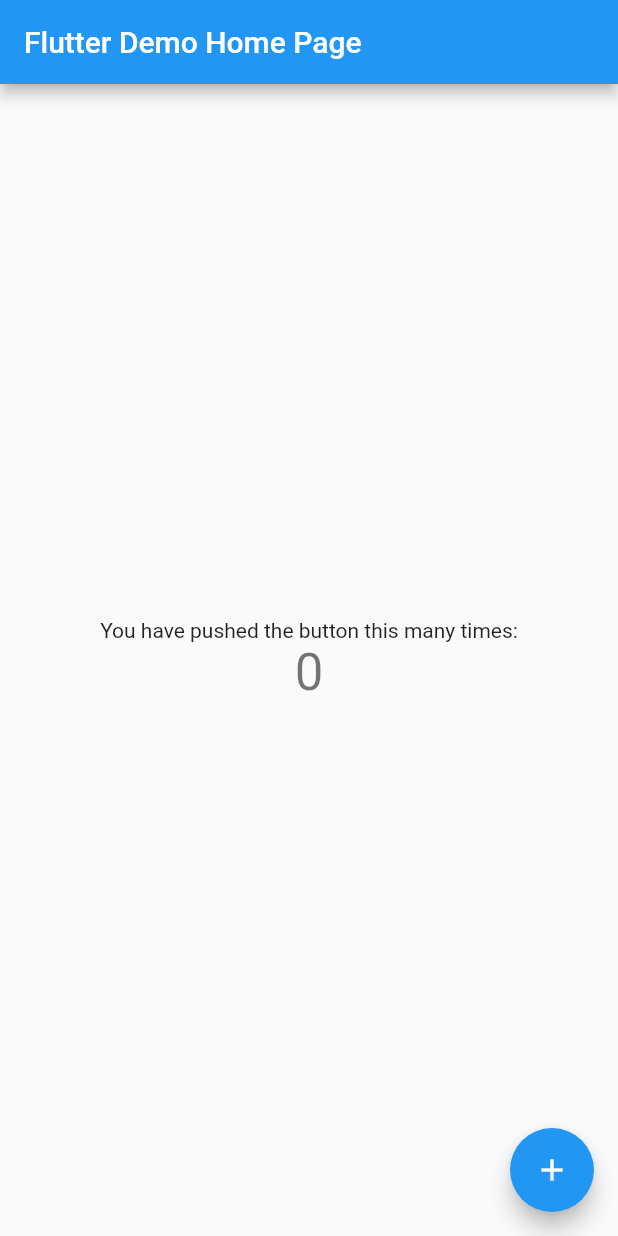
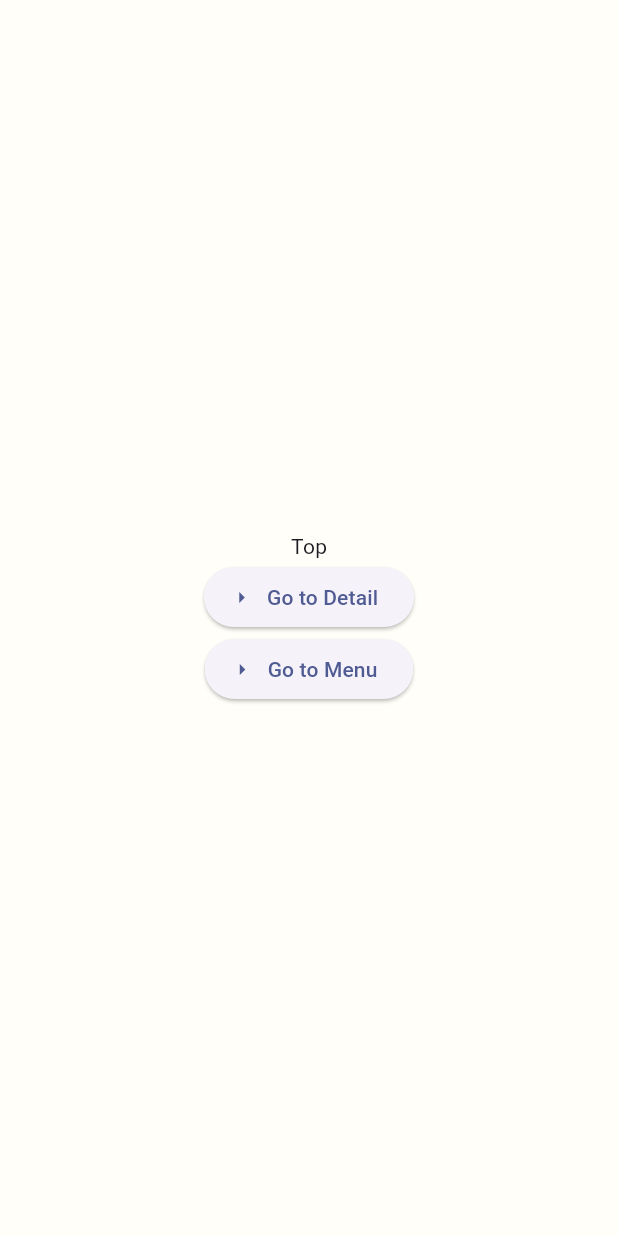
Before and after one commit to takuma-ru/washoku-flutter, a Flutter app: the screen it shows after launch, on a phone screen of 412 x 824 dp. Run offline on Flutter 3.47's test engine with Material 2 defaults, Android fonts, the phone set to English and light mode, and no system bars.

Commit message:
[Add] local font, page routes

```diff
--- a/lib/main.dart
+++ b/lib/main.dart
@@ -1,115 +1,38 @@
+// lib
 import 'package:flutter/material.dart';
+import 'package:flutter/services.dart';
+// model
+import 'package:washoku/model/theme.dart';
+// pages
+import 'pages/top.dart';
+import 'pages/detail.dart';
+import 'pages/memu.dart';
+// widgets
 
 void main() {
-  runApp(const MyApp());
+  SystemChrome.setSystemUIOverlayStyle(
+    const SystemUiOverlayStyle(
+      statusBarColor: Colors.transparent,
+      systemNavigationBarColor: CustomColors.white,
+    ),
+  );
+  runApp(const WashokuApp());
 }
 
-class MyApp extends StatelessWidget {
-  const MyApp({Key? key}) : super(key: key);
+class WashokuApp extends StatelessWidget {
+  const WashokuApp({Key? key}) : super(key: key);
 
   // This widget is the root of your application.
   @override
   Widget build(BuildContext context) {
     return MaterialApp(
-      title: 'Flutter Demo',
-      theme: ThemeData(
-        // This is the theme of your application.
-        //
-        // Try running your application with "flutter run". You'll see the
-        // application has a blue toolbar. Then, without quitting the app, try
-        // changing the primarySwatch below to Colors.green and then invoke
-        // "hot reload" (press "r" in the console where you ran "flutter run",
-        // or simply save your changes to "hot reload" in a Flutter IDE).
-        // Notice that the counter didn't reset back to zero; the application
-        // is not restarted.
-        primarySwatch: Colors.blue,
-      ),
-      home: const MyHomePage(title: 'Flutter Demo Home Page'),
+      title: 'washoku',
+      theme: themeData,
+      routes: {
+        '/': (context) => const Top(),
+        '/detail': (context) => const Detail(),
+        '/menu': (context) => const Menu(),
+      },
     );
   }
 }
-
-class MyHomePage extends StatefulWidget {
-  const MyHomePage({Key? key, required this.title}) : super(key: key);
-
-  // This widget is the home page of your application. It is stateful, meaning
-  // that it has a State object (defined below) that contains fields that affect
-  // how it looks.
-
-  // This class is the configuration for the state. It holds the values (in this
-  // case the title) provided by the parent (in this case the App widget) and
-  // used by the build method of the State. Fields in a Widget subclass are
-  // always marked "final".
-
-  final String title;
-
-  @override
-  State<MyHomePage> createState() => _MyHomePageState();
-}
-
-class _MyHomePageState extends State<MyHomePage> {
-  int _counter = 0;
-
-  void _incrementCounter() {
-    setState(() {
-      // This call to setState tells the Flutter framework that something has
-      // changed in this State, which causes it to rerun the build method below
-      // so that the display can reflect the updated values. If we changed
-      // _counter without calling setState(), then the build method would not be
-      // called again, and so nothing would appear to happen.
-      _counter++;
-    });
-  }
-
-  @override
-  Widget build(BuildContext context) {
-    // This method is rerun every time setState is called, for instance as done
-    // by the _incrementCounter method above.
-    //
-    // The Flutter framework has been optimized to make rerunning build methods
-    // fast, so that you can just rebuild anything that needs updating rather
-    // than having to individually change instances of widgets.
-    return Scaffold(
-      appBar: AppBar(
-        // Here we take the value from the MyHomePage object that was created by
-        // the App.build method, and use it to set our appbar title.
-        title: Text(widget.title),
-      ),
-      body: Center(
-        // Center is a layout widget. It takes a single child and positions it
-        // in the middle of the parent.
-        child: Column(
-          // Column is also a layout widget. It takes a list of children and
-          // arranges them vertically. By default, it sizes itself to fit its
-          // children horizontally, and tries to be as tall as its parent.
-          //
-          // Invoke "debug painting" (press "p" in the console, choose the
-          // "Toggle Debug Paint" action from the Flutter Inspector in Android
-          // Studio, or the "Toggle Debug Paint" command in Visual Studio Code)
-          // to see the wireframe for each widget.
-          //
-          // Column has various properties to control how it sizes itself and
-          // how it positions its children. Here we use mainAxisAlignment to
-          // center the children vertically; the main axis here is the vertical
-          // axis because Columns are vertical (the cross axis would be
-          // horizontal).
-          mainAxisAlignment: MainAxisAlignment.center,
-          children: <Widget>[
-            const Text(
-              'You have pushed the button this many times:',
-            ),
-            Text(
-              '$_counter',
-              style: Theme.of(context).textTheme.headline4,
-            ),
-          ],
-        ),
-      ),
-      floatingActionButton: FloatingActionButton(
-        onPressed: _incrementCounter,
-        tooltip: 'Increment',
-        child: const Icon(Icons.add),
-      ), // This trailing comma makes auto-formatting nicer for build methods.
-    );
-  }
-}
--- /dev/null
+++ b/lib/model/theme.dart
@@ -0,0 +1,31 @@
+import 'package:flutter/material.dart';
+
+class CustomColors {
+  CustomColors._();
+  static const Color white = Color(0xFFFFFEF8);
+
+  static const Color blue = Color(0xFF4D5B9C);
+
+  static const Map<int, Color> accent = <int, Color>{
+    500: Color(0xFFF57C00),
+  };
+}
+
+class CustomColorSchemeSeed {
+  CustomColorSchemeSeed._();
+
+  static Color colorSchemeSeed = const Color(0xFF4D5B9C);
+
+  void setCustomColorSchemeSeed(Color color) {
+    colorSchemeSeed = color;
+  }
+}
+
+final ThemeData themeData = ThemeData(
+  useMaterial3: true,
+  colorSchemeSeed: CustomColorSchemeSeed.colorSchemeSeed,
+  brightness: Brightness.light,
+  cardColor: CustomColors.white,
+  dividerColor: Colors.grey[300],
+  backgroundColor: CustomColors.white,
+);
--- /dev/null
+++ b/lib/pages/detail.dart
@@ -0,0 +1,44 @@
+import 'package:flutter/material.dart';
+import 'package:washoku/model/theme.dart';
+
+class Detail extends StatefulWidget {
+  const Detail({Key? key, /* required this.title */}) : super(key: key);
+
+  /* final String title; */
+
+  @override
+  State<Detail> createState() => _DetailState();
+}
+
+class _DetailState extends State<Detail> {
+  @override
+  Widget build(BuildContext context) {
+    return Scaffold(
+      backgroundColor: CustomColors.white,
+      body: SafeArea(
+        child: Center(
+          child: Column(
+            mainAxisAlignment: MainAxisAlignment.center,
+            children: [
+              const Text('Detail'),
+              ElevatedButton.icon(
+                onPressed: () {
+                  Navigator.pushNamed(context, '/');
+                },
+                icon: const Icon(Icons.arrow_right),
+                label: const Text('Go to Top'),
+              ),
+              ElevatedButton.icon(
+                onPressed: () {
+                  Navigator.pushNamed(context, '/menu');
+                },
+                icon: const Icon(Icons.arrow_right),
+                label: const Text('Go to Menu'),
+              ),
+            ],
+          )
+        ),
+      ),
+    );
+  }
+}
--- /dev/null
+++ b/lib/pages/memu.dart
@@ -0,0 +1,44 @@
+import 'package:flutter/material.dart';
+import 'package:washoku/model/theme.dart';
+
+class Menu extends StatefulWidget {
+  const Menu({Key? key, /* required this.title */}) : super(key: key);
+
+  /* final String title; */
+
+  @override
+  State<Menu> createState() => _MenuState();
+}
+
+class _MenuState extends State<Menu> {
+  @override
+  Widget build(BuildContext context) {
+    return Scaffold(
+      backgroundColor: CustomColors.white,
+      body: SafeArea(
+        child: Center(
+          child: Column(
+            mainAxisAlignment: MainAxisAlignment.center,
+            children: [
+              const Text('Menu'),
+              ElevatedButton.icon(
+                onPressed: () {
+                  Navigator.pushNamed(context, '/detail');
+                },
+                icon: const Icon(Icons.arrow_right),
+                label: const Text('Go to Detail'),
+              ),
+              ElevatedButton.icon(
+                onPressed: () {
+                  Navigator.pushNamed(context, '/');
+                },
+                icon: const Icon(Icons.arrow_right),
+                label: const Text('Go to Top'),
+              ),
+            ],
+          )
+        ),
+      ),
+    );
+  }
+}
--- /dev/null
+++ b/lib/pages/top.dart
@@ -0,0 +1,47 @@
+import 'package:flutter/material.dart';
+import 'package:washoku/model/theme.dart';
+
+class Top extends StatefulWidget {
+  const Top({
+    Key? key,
+    /* required this.title */
+  }) : super(key: key);
+
+  /* final String title; */
+
+  @override
+  State<Top> createState() => _TopState();
+}
+
+class _TopState extends State<Top> {
+  @override
+  Widget build(BuildContext context) {
+    return Scaffold(
+      backgroundColor: CustomColors.white,
+      body: SafeArea(
+        child: Center(
+          child: Column(
+            mainAxisAlignment: MainAxisAlignment.center,
+            children: [
+              const Text('Top'),
+              ElevatedButton.icon(
+                onPressed: () {
+                  Navigator.pushNamed(context, '/detail');
+                },
+                icon: const Icon(Icons.arrow_right),
+                label: const Text('Go to Detail'),
+              ),
+              ElevatedButton.icon(
+                onPressed: () {
+                  Navigator.pushNamed(context, '/menu');
+                },
+                icon: const Icon(Icons.arrow_right),
+                label: const Text('Go to Menu'),
+              ),
+            ],
+          )
+        ),
+      ),
+    );
+  }
+}
--- a/pubspec.yaml
+++ b/pubspec.yaml
@@ -51,6 +51,10 @@
 
 # The following section is specific to Flutter packages.
 flutter:
+  fonts:
+    - family: smartFontUI
+      fonts:
+        - asset: fonts/03SmartFontUI.ttf
 
   # The following line ensures that the Material Icons font is
   # included with your application, so that you can use the icons in
```
Also changed, not shown: 2 other files.
